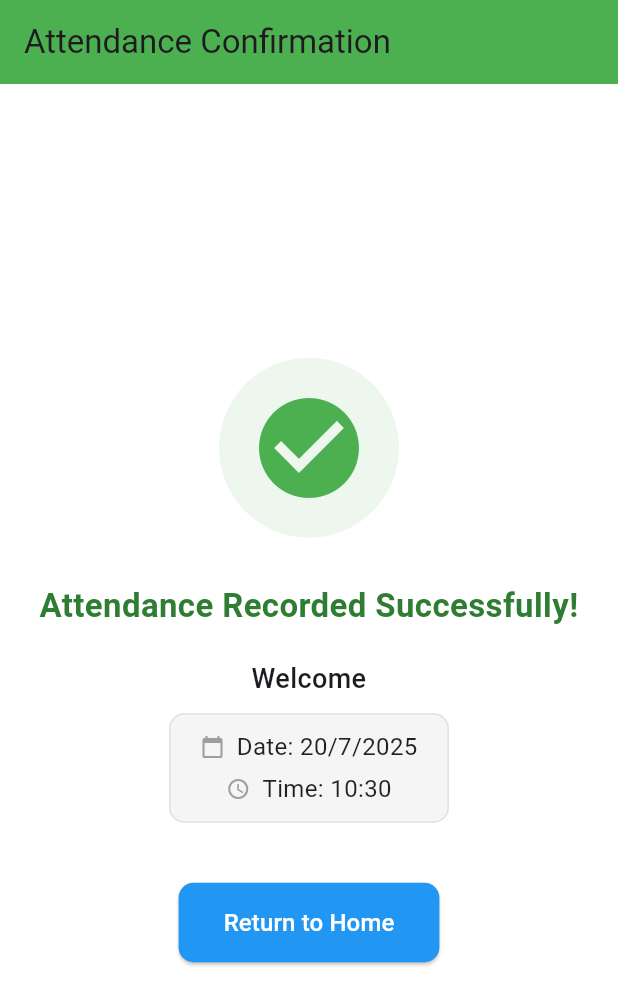
After one commit to sayedkouta442/attendance_appp, a Flutter app: the SuccessView screen opened by its route, on a phone screen of 412 x 824 dp. The commit adds this screen. Shown: the top 1005 px of the screen. Run offline on Flutter 3.47's test engine with Material 3 defaults, Android fonts, the light colour scheme and no system bars; our stand-ins replace camera, flutter_map, go_router, latlong2, location; missing offline and left inert: flutter_map_location_marker, google_mlkit_face_detection.

Commit message:
complteTakeAttendanceProccess

```diff
--- a/lib/core/utils/routs.dart
+++ b/lib/core/utils/routs.dart
@@ -1,6 +1,8 @@
 import 'package:attendance_appp/bottom_navigation_widget.dart';
 import 'package:attendance_appp/features/atten_history/presentation/views/attendance_history.dart';
 import 'package:attendance_appp/features/auth/presentation/views/login_view.dart';
+import 'package:attendance_appp/features/faceId/presentation/views/face_id_view.dart';
+import 'package:attendance_appp/features/faceId/presentation/views/success_view.dart';
 import 'package:attendance_appp/features/home/presentation/views/home_view.dart';
 import 'package:attendance_appp/features/location/presentation/views/check_location_view.dart';
 import 'package:attendance_appp/features/notifications/presentation/views/notifications_view.dart';
@@ -75,14 +77,14 @@ abstract class AppRouter {
         path: kLocationView,
         builder: (context, state) => const CheckLocationView(),
       ),
-
-      // GoRoute(path: kHomeView, builder: (context, state) => const HomeView()),
-      // GoRoute(path: kHomeView, builder: (context, state) => const HomeView()),
-      // GoRoute(
-      //   path: kNotificationsView,
-      //   builder: (context, state) => const NotificationsView(),
-      // ),
-      // GoRoute(path: kUserView, builder: (context, state) => const UserView()),
+      GoRoute(
+        path: kFaceIdView,
+        builder: (context, state) => const FaceRecognitionView(),
+      ),
+      GoRoute(
+        path: kSuccessView,
+        builder: (context, state) => const SuccessView(),
+      ),
     ],
   );
 }
--- /dev/null
+++ b/lib/features/faceId/presentation/views/success_view.dart
@@ -0,0 +1,144 @@
+import 'package:attendance_appp/features/home/presentation/views/home_view.dart';
+import 'package:flutter/material.dart';
+
+class SuccessView extends StatelessWidget {
+  // final String employeeName;
+  // Remove timestamp parameter
+
+  const SuccessView({super.key});
+
+  @override
+  Widget build(BuildContext context) {
+    // Get current date and time automatically
+    final now = DateTime.now();
+    final date = "${now.day}/${now.month}/${now.year}";
+    final time = "${now.hour}:${now.minute.toString().padLeft(2, '0')}";
+
+    return Scaffold(
+      backgroundColor: Colors.white,
+      appBar: AppBar(
+        title: const Text("Attendance Confirmation"),
+        backgroundColor: Colors.green,
+        automaticallyImplyLeading: false, // Remove back button
+      ),
+      body: Center(
+        child: Column(
+          mainAxisAlignment: MainAxisAlignment.center,
+          children: [
+            // Success icon
+            Container(
+              width: 120,
+              height: 120,
+              decoration: BoxDecoration(
+                color: Colors.green.withOpacity(0.1),
+                shape: BoxShape.circle,
+              ),
+              child: const Icon(
+                Icons.check_circle,
+                color: Colors.green,
+                size: 80,
+              ),
+            ),
+            const SizedBox(height: 30),
+
+            // Success message
+            Text(
+              "Attendance Recorded Successfully!",
+              style: TextStyle(
+                fontSize: 22,
+                fontWeight: FontWeight.bold,
+                color: Colors.green.shade800,
+              ),
+              textAlign: TextAlign.center,
+            ),
+            const SizedBox(height: 20),
+
+            // Employee name
+            Text(
+              "Welcome",
+              style: const TextStyle(fontSize: 18, fontWeight: FontWeight.w500),
+              textAlign: TextAlign.center,
+            ),
+            const SizedBox(height: 10),
+
+            // Date and time
+            Container(
+              padding: const EdgeInsets.symmetric(horizontal: 20, vertical: 10),
+              decoration: BoxDecoration(
+                color: Colors.grey.shade100,
+                borderRadius: BorderRadius.circular(10),
+                border: Border.all(color: Colors.grey.shade300),
+              ),
+              child: Column(
+                children: [
+                  Row(
+                    mainAxisSize: MainAxisSize.min,
+                    children: [
+                      const Icon(
+                        Icons.calendar_today,
+                        size: 16,
+                        color: Colors.grey,
+                      ),
+                      const SizedBox(width: 8),
+                      Text(
+                        "Date: $date",
+                        style: const TextStyle(
+                          fontSize: 16,
+                          color: Colors.black87,
+                        ),
+                      ),
+                    ],
+                  ),
+                  const SizedBox(height: 5),
+                  Row(
+                    mainAxisSize: MainAxisSize.min,
+                    children: [
+                      const Icon(
+                        Icons.access_time,
+                        size: 16,
+                        color: Colors.grey,
+                      ),
+                      const SizedBox(width: 8),
+                      Text(
+                        "Time: $time",
+                        style: const TextStyle(
+                          fontSize: 16,
+                          color: Colors.black87,
+                        ),
+                      ),
+                    ],
+                  ),
+                ],
+              ),
+            ),
+            const SizedBox(height: 40),
+
+            // Return to map button
+            ElevatedButton(
+              onPressed: () {
+                Navigator.push(
+                  context,
+                  MaterialPageRoute(builder: (context) => HomeView()),
+                ); // Return to map screen
+              },
+              style: ElevatedButton.styleFrom(
+                backgroundColor: Colors.blue,
+                padding: const EdgeInsets.symmetric(
+                  horizontal: 30,
+                  vertical: 15,
+                ),
+                shape: RoundedRectangleBorder(
+                  borderRadius: BorderRadius.circular(10),
+                ),
+              ),
+              child: const Text(
+                "Return to Home",
+                style: TextStyle(fontSize: 16, color: Colors.white),
+              ),
+            ),
+          ],
+        ),
+      ),
+    );
+  }
+}
```
Also changed, not shown: lib/features/faceId/data/models/face_model.dart (added, +40 -0 lines), lib/features/faceId/data/services/face_id_service.dart (added, +268 -0 lines), lib/features/faceId/presentation/views/face_id_view.dart (added, +187 -0 lines), lib/features/location/presentation/views/check_location_view.dart (+6 -5 lines), assets/images/p1.jpg (added), assets/images/p2.jpeg (added), assets/images/p3.jpeg (added), assets/images/p5.jpg (added).
